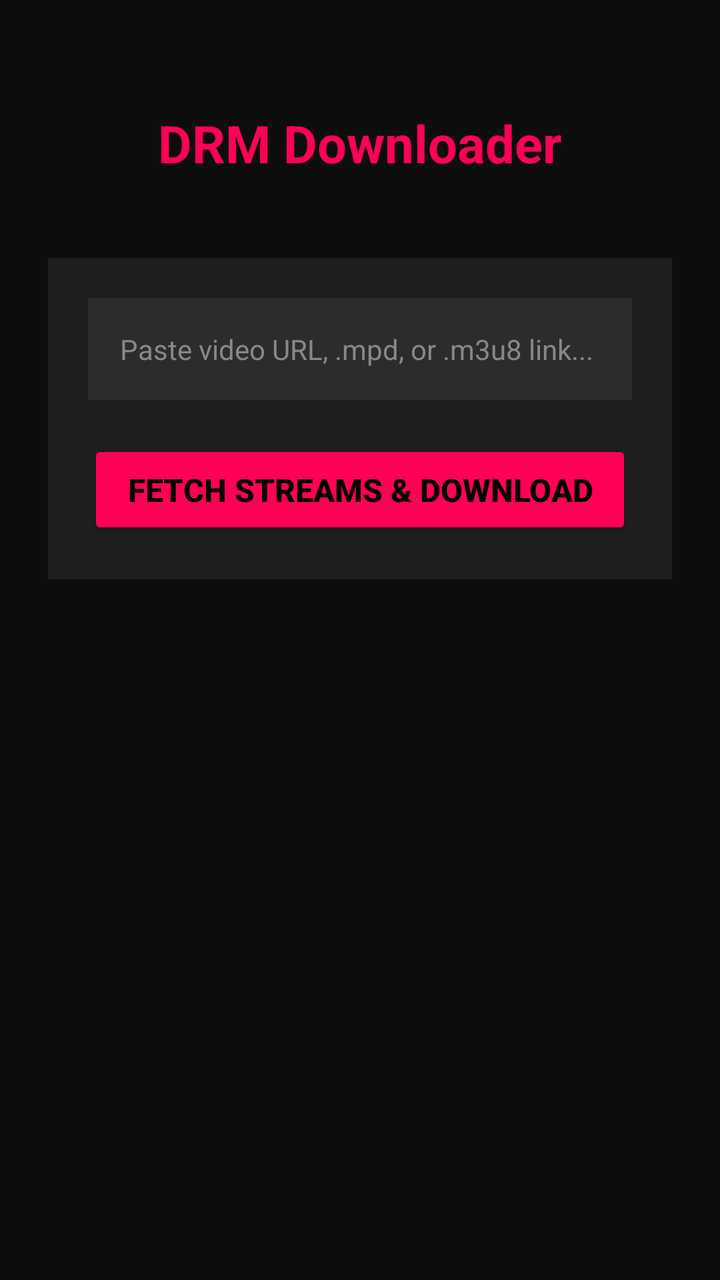
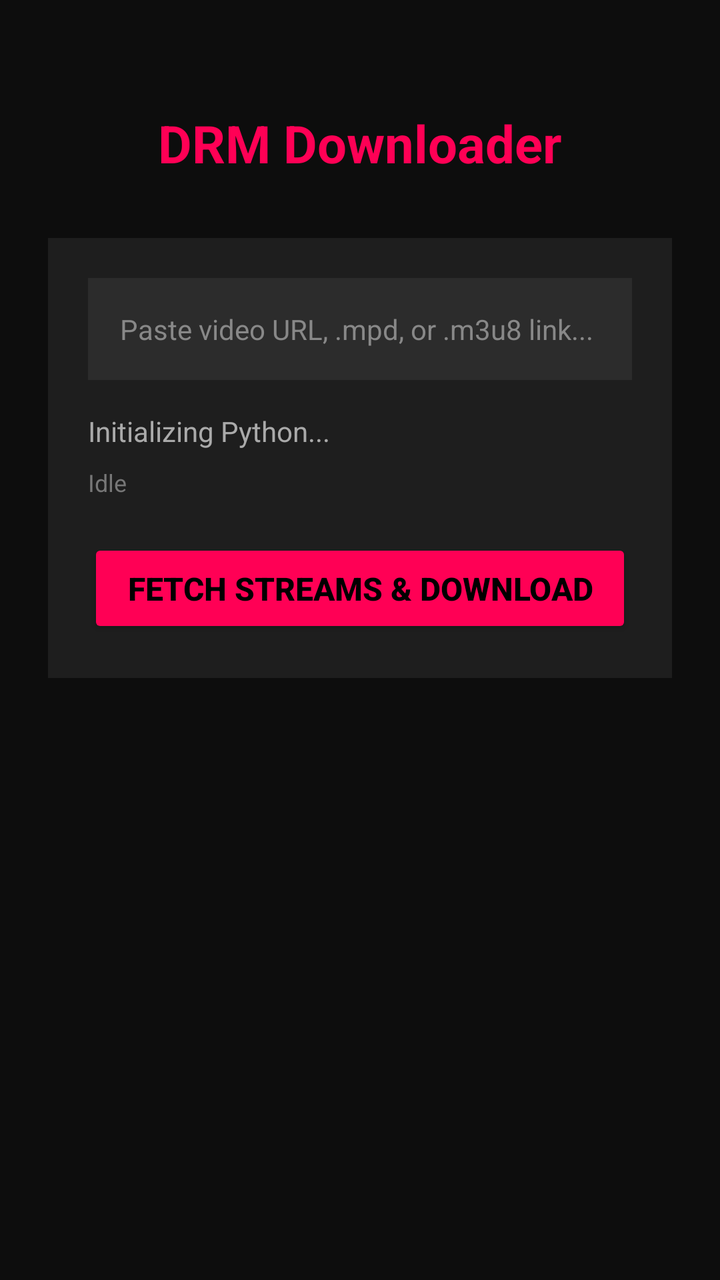

Two renders of the same Android screen: before a commit and after it. Below are the layout's source before the change and the commit's diff.
<!-- AndroidManifest.xml: application theme Theme.AppCompat.Light.NoActionBar -->
<!-- res/layout/activity_main.xml -->
<?xml version="1.0" encoding="utf-8"?>
<LinearLayout xmlns:android="http://schemas.android.com/apk/res/android"
    android:layout_width="match_parent"
    android:layout_height="match_parent"
    android:orientation="vertical"
    android:padding="24dp"
    android:background="#0D0D0D">

    
    <TextView
        android:layout_width="match_parent"
        android:layout_height="wrap_content"
        android:text="DRM Downloader"
        android:textSize="26sp"
        android:textStyle="bold"
        android:textColor="#FF0055"
        android:gravity="center"
        android:layout_marginTop="30dp"
        android:layout_marginBottom="40dp"/>

    
    <LinearLayout
        android:layout_width="match_parent"
        android:layout_height="wrap_content"
        android:orientation="vertical"
        android:background="#1E1E1E"
        android:padding="20dp">

        
        <EditText
            android:id="@+id/urlInput"
            android:layout_width="match_parent"
            android:layout_height="wrap_content"
            android:hint="Paste video URL, .mpd, or .m3u8 link..."
            android:textColor="#FFFFFF"
            android:textColorHint="#888888"
            android:background="#2C2C2C"
            android:padding="16dp"
            android:textSize="14sp"
            android:layout_marginBottom="20dp"/>

        
        <Button
            android:id="@+id/btnDownload"
            android:layout_width="match_parent"
            android:layout_height="wrap_content"
            android:text="Fetch Streams &amp; Download"
            android:textColor="#000000"
            android:backgroundTint="#FF0055"
            android:padding="14dp"
            android:textSize="16sp"
            android:textStyle="bold"/>

    </LinearLayout>

</LinearLayout>
<!-- resources referenced by this layout -->
<resources>

</resources>

<!-- the commit's change to res/layout/activity_main.xml (unified diff, before → after) -->
@@ -16,7 +16,7 @@
         android:textColor="#FF0055"
         android:gravity="center"
         android:layout_marginTop="30dp"
-        android:layout_marginBottom="40dp"/>
+        android:layout_marginBottom="30dp"/>
 
     
     <LinearLayout
@@ -37,6 +37,26 @@
             android:background="#2C2C2C"
             android:padding="16dp"
             android:textSize="14sp"
+            android:layout_marginBottom="16dp"/>
+
+        
+        <TextView
+            android:id="@+id/statusText"
+            android:layout_width="match_parent"
+            android:layout_height="wrap_content"
+            android:text="Initializing Python..."
+            android:textColor="#AAAAAA"
+            android:textSize="14sp"
+            android:layout_marginBottom="8dp"/>
+
+        
+        <TextView
+            android:id="@+id/speedText"
+            android:layout_width="match_parent"
+            android:layout_height="wrap_content"
+            android:text="Idle"
+            android:textColor="#777777"
+            android:textSize="12sp"
             android:layout_marginBottom="20dp"/>
 
         
